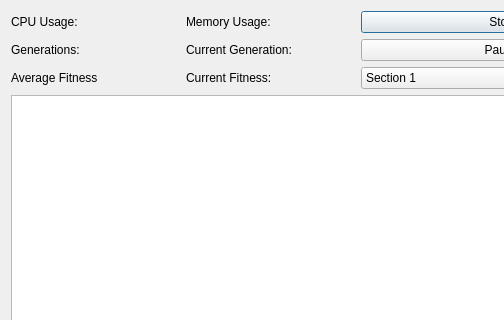
Qt form qt_ui/generate.ui (edceliz/GeneticAlgorithmUniversityClassScheduler) before a commit; both pictures show x 0 to 504 and y 0 to 320 of the 716 by 553 pixel window.
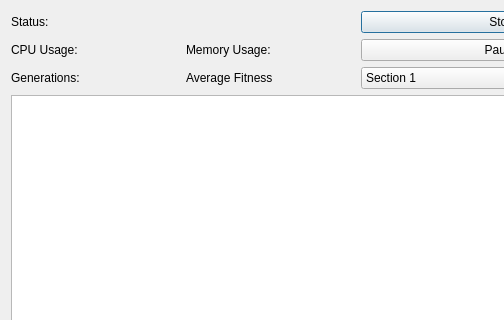
The same form after that commit.

What changed in the file:
```diff
--- a/qt_ui/generate.ui
+++ b/qt_ui/generate.ui
@@ -18,6 +18,13 @@
     <layout class="QHBoxLayout" name="horizontalLayout">
      <item>
       <layout class="QVBoxLayout" name="verticalLayout_2">
+       <item>
+        <widget class="QLabel" name="lblStatus">
+         <property name="text">
+          <string>Status:</string>
+         </property>
+        </widget>
+       </item>
        <item>
         <layout class="QHBoxLayout" name="horizontalLayout_6">
          <item>
@@ -46,30 +53,12 @@
           </widget>
          </item>
          <item>
-          <widget class="QLabel" name="lblCurrentGen">
-           <property name="text">
-            <string>Current Generation:</string>
-           </property>
-          </widget>
-         </item>
-        </layout>
-       </item>
-       <item>
-        <layout class="QHBoxLayout" name="horizontalLayout_3">
-         <item>
           <widget class="QLabel" name="lblFit">
            <property name="text">
             <string>Average Fitness</string>
            </property>
           </widget>
          </item>
-         <item>
-          <widget class="QLabel" name="lblCurrentFit">
-           <property name="text">
-            <string>Current Fitness:</string>
-           </property>
-          </widget>
-         </item>
         </layout>
        </item>
       </layout>
```
